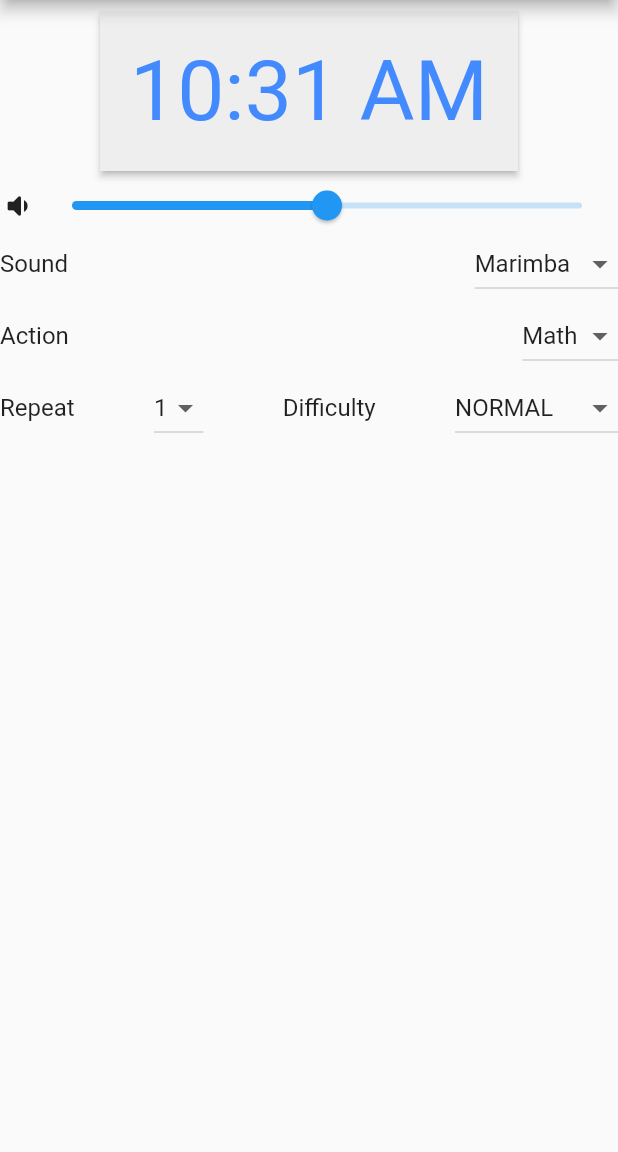
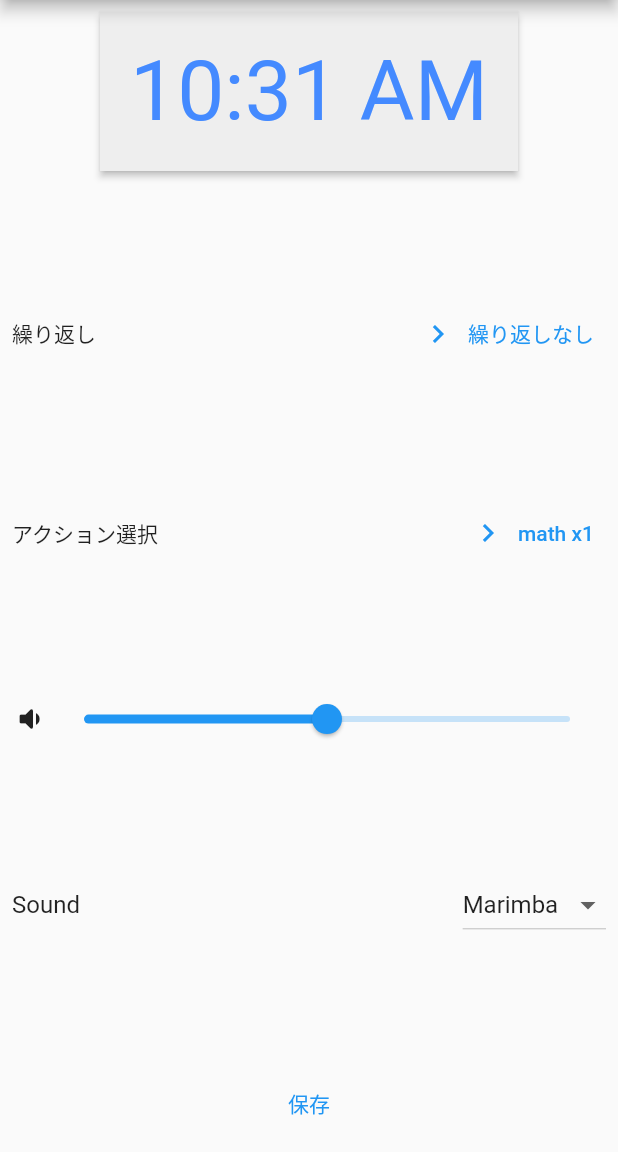
Before and after one commit to OiR-ptr/Flutter_Alarm_exam, a Flutter app: the AlarmEditScreen screen opened directly, on a phone screen of 412 x 824 dp, the part 84-1236 px from its top. Run offline on Flutter 3.47's test engine with Material 3 defaults, Android fonts, the phone set to English and light mode, and no system bars; our stand-ins replace camera, permission_handler, shared_preferences; missing offline and left inert: alarm, google_mlkit_face_detection; accounts and stored records are empty; statements that could not run were skipped.

Commit message:
:sparkles: feat: 定期アラーム用に画面構成および設定を更新
- 定期アラーム設定用のせり上がり画面を追加
- アクション設定用のせり上がり画面を追加
- 拡張設定として、鳴動曜日を設定

```diff
--- a/lib/classes/alarm_extension_settings.dart
+++ b/lib/classes/alarm_extension_settings.dart
@@ -1,5 +1,6 @@
 import 'dart:convert';
 
+import 'package:alarming/classes/day_of_week.dart';
 import 'package:shared_preferences/shared_preferences.dart';
 
 enum AlarmAction {
@@ -41,25 +42,33 @@ class AlarmExtensionSettings {
   final AlarmAction action;
   final int taskRepeat;
   final Difficulty difficulty;
+  final Iterable<DayOfWeek> ringsDayOfWeek;
 
   AlarmExtensionSettings({
     required this.id,
     required this.action,
     required this.taskRepeat,
     required this.difficulty,
+    required this.ringsDayOfWeek,
   });
+
+  bool isPeriodic() {
+    return ringsDayOfWeek.isNotEmpty;
+  }
 
   AlarmExtensionSettings copyWith({
     int? id,
     AlarmAction? action,
     int? taskRepeat,
     Difficulty? difficulty,
+    Iterable<DayOfWeek>? ringsDayOfWeek,
   }) {
     return AlarmExtensionSettings(
       id: id ?? this.id,
       action: action ?? this.action,
       taskRepeat: taskRepeat ?? this.taskRepeat,
       difficulty: difficulty ?? this.difficulty,
+      ringsDayOfWeek: ringsDayOfWeek ?? this.ringsDayOfWeek,
     );
   }
 
@@ -69,6 +78,15 @@ class AlarmExtensionSettings {
         action: parseAction(json['action']),
         taskRepeat: json['taskRepeat'] as int,
         difficulty: parseDifficulty(json['difficulty']),
+        ringsDayOfWeek: [
+          json["_rings_on_mon"] ? DayOfWeek.monday : null,
+          json["_rings_on_tue"] ? DayOfWeek.tuesday : null,
+          json["_rings_on_wed"] ? DayOfWeek.wednesday : null,
+          json["_rings_on_thu"] ? DayOfWeek.thursday : null,
+          json["_rings_on_fri"] ? DayOfWeek.friday : null,
+          json["_rings_on_sat"] ? DayOfWeek.saturday : null,
+          json["_rings_on_sun"] ? DayOfWeek.sunday : null,
+        ].where((element) => element != null).map((e) => e!),
       );
 
   Map<String, dynamic> toJson() {
@@ -77,6 +95,13 @@ class AlarmExtensionSettings {
       'action': action.name,
       'taskRepeat': taskRepeat,
       'difficulty': difficulty.name,
+      '_rings_on_mon': ringsDayOfWeek.contains(DayOfWeek.monday),
+      '_rings_on_tue': ringsDayOfWeek.contains(DayOfWeek.tuesday),
+      '_rings_on_wed': ringsDayOfWeek.contains(DayOfWeek.wednesday),
+      '_rings_on_thu': ringsDayOfWeek.contains(DayOfWeek.thursday),
+      '_rings_on_fri': ringsDayOfWeek.contains(DayOfWeek.friday),
+      '_rings_on_sat': ringsDayOfWeek.contains(DayOfWeek.saturday),
+      '_rings_on_sun': ringsDayOfWeek.contains(DayOfWeek.sunday),
     };
   }
 
--- /dev/null
+++ b/lib/classes/day_of_week.dart
@@ -0,0 +1,27 @@
+enum DayOfWeek {
+  monday,
+  tuesday,
+  wednesday,
+  thursday,
+  friday,
+  saturday,
+  sunday,
+}
+
+extension DayOfWeekExtension on DayOfWeek {
+  int get value {
+    switch(this) {
+      case DayOfWeek.monday:    return 1;
+      case DayOfWeek.tuesday:   return 2;
+      case DayOfWeek.wednesday: return 3;
+      case DayOfWeek.thursday:  return 4;
+      case DayOfWeek.friday:    return 5;
+      case DayOfWeek.saturday:  return 6;
+      case DayOfWeek.sunday:    return 7;
+    }
+  }
+
+  static DayOfWeek fromValue(int value) {
+    return DayOfWeek.values.firstWhere((type) => type.value == value, orElse: () => throw ArgumentError('Invalid day value'));
+  }
+}
--- a/lib/classes/my_alarm_settings.dart
+++ b/lib/classes/my_alarm_settings.dart
@@ -2,6 +2,7 @@ import 'dart:async';
 
 import 'package:alarm/alarm.dart';
 import 'package:alarming/classes/alarm_extension_settings.dart';
+import 'package:alarming/classes/day_of_week.dart';
 import 'package:permission_handler/permission_handler.dart';
 
 class MyAlarm {
@@ -100,6 +101,10 @@ class MyAlarmSettings {
     String? notificationBody,
     bool? enableNotificationOnKill,
     bool? androidFullScreenIntent,
+    AlarmAction? action,
+    int? taskRepeat,
+    Difficulty? difficulty,
+    Iterable<DayOfWeek>? ringsDayOfWeek,
   }) {
     return MyAlarmSettings(
       id: id ?? this.id,
@@ -118,7 +123,15 @@ class MyAlarmSettings {
       ),
       extensionSettings: extensionSettings.copyWith(
         id: id,
+        action: action,
+        taskRepeat: taskRepeat,
+        difficulty: difficulty,
+        ringsDayOfWeek: ringsDayOfWeek,
       ),
     );
   }
+
+  bool get isPeriodic {
+    return extensionSettings.isPeriodic();
+  }
 }
--- a/lib/scenes/alarm_edit_screen.dart
+++ b/lib/scenes/alarm_edit_screen.dart
@@ -1,6 +1,8 @@
 import 'package:alarm/alarm.dart';
 import 'package:alarming/classes/alarm_extension_settings.dart';
 import 'package:alarming/classes/my_alarm_settings.dart';
+import 'package:alarming/widgets/alarm_action_bottomsheet.dart';
+import 'package:alarming/widgets/alarm_periodic_bottomsheet.dart';
 import 'package:flutter/material.dart';
 
 class AlarmEditScreen extends StatefulWidget {
@@ -16,12 +18,7 @@ class _AlarmEditScreenState extends State<AlarmEditScreen> {
   bool loading = false;
 
   late bool creating;
-  late DateTime selectedDateTime;
-  late double volume;
-  late String assetAudio;
-  late AlarmAction action;
-  late int taskRepeat;
-  late Difficulty difficulty;
+  late MyAlarmSettings drafting;
 
   @override
   void initState() {
@@ -29,24 +26,36 @@ class _AlarmEditScreenState extends State<AlarmEditScreen> {
     creating = widget.alarmSettings == null;
 
     if (creating) {
-      selectedDateTime = DateTime.now().add(const Duration(minutes: 1));
-      selectedDateTime = selectedDateTime.copyWith(second: 0, millisecond: 0);
-      volume = 0.5;
-      assetAudio = 'assets/marimba.mp3';
-      action = AlarmAction.math;
-      taskRepeat = 1;
-      difficulty = Difficulty.normal;
+      final id = DateTime.now().millisecondsSinceEpoch % 10000;
+      drafting = MyAlarmSettings(
+        id: id,
+        settings: AlarmSettings(
+          id: id,
+          dateTime: DateTime.now()
+              .add(const Duration(minutes: 1))
+              .copyWith(second: 0, millisecond: 0),
+          volume: 0.5,
+          loopAudio: true,
+          vibrate: true,
+          assetAudioPath: 'assets/marimba.mp3',
+          notificationTitle: 'Alarm example',
+          notificationBody: 'Your alarm ($id) is ringing',
+        ),
+        extensionSettings: AlarmExtensionSettings(
+          id: id,
+          action: AlarmAction.math,
+          taskRepeat: 1,
+          difficulty: Difficulty.normal,
+          ringsDayOfWeek: [],
+        ),
+      );
     } else {
-      selectedDateTime = widget.alarmSettings!.settings.dateTime;
-      volume = widget.alarmSettings!.settings.volume!;
-      assetAudio = widget.alarmSettings!.settings.assetAudioPath;
-      action = widget.alarmSettings!.extensionSettings.action;
-      taskRepeat = widget.alarmSettings!.extensionSettings.taskRepeat;
-      difficulty = widget.alarmSettings!.extensionSettings.difficulty;
+      drafting = widget.alarmSettings!;
     }
   }
 
   Future<void> pickTime() async {
+    final selectedDateTime = drafting.settings.dateTime;
     final res = await showTimePicker(
       initialTime: TimeOfDay.fromDateTime(selectedDateTime),
       context: context,
@@ -55,50 +64,27 @@ class _AlarmEditScreenState extends State<AlarmEditScreen> {
     if (res != null) {
       setState(() {
         final DateTime now = DateTime.now();
-        selectedDateTime = now.copyWith(
+        DateTime draftTime = now.copyWith(
           hour: res.hour,
           minute: res.minute,
           second: 0,
           millisecond: 0,
           microsecond: 0,
         );
-        if (selectedDateTime.isBefore(now)) {
-          selectedDateTime = selectedDateTime.add(const Duration(days: 1));
+        if (draftTime.isBefore(now)) {
+          draftTime = draftTime.add(const Duration(days: 1));
         }
+
+        drafting = drafting.copyWith(dateTime: draftTime);
       });
     }
-  }
-
-  MyAlarmSettings buildAlarmSettings() {
-    final id = creating
-        ? DateTime.now().millisecondsSinceEpoch % 10000
-        : widget.alarmSettings!.id;
-
-    final alarmSettings = AlarmSettings(
-      id: id,
-      dateTime: selectedDateTime,
-      loopAudio: true,
-      vibrate: true,
-      volume: volume,
-      assetAudioPath: assetAudio,
-      notificationTitle: 'Alarm example',
-      notificationBody: 'Your alarm ($id) is ringing',
-    );
-    final exSettings = AlarmExtensionSettings(
-      id: id,
-      action: action,
-      taskRepeat: taskRepeat,
-      difficulty: difficulty,
-    );
-    return MyAlarmSettings(
-        id: id, settings: alarmSettings, extensionSettings: exSettings);
   }
 
   void saveAlarm() {
     if (loading) return;
     setState(() => loading = true);
 
-    MyAlarm.set(settings: buildAlarmSettings()).then((res) {
+    MyAlarm.set(settings: drafting).then((res) {
       if (res) Navigator.pop(context, true);
       setState(() {
         loading = false;
@@ -112,6 +98,40 @@ class _AlarmEditScreenState extends State<AlarmEditScreen> {
     });
   }
 
+  Future popPeriodicBottomSheet(BuildContext context) async {
+    final AlarmPeriodicBottomSheetDone? done = await showModalBottomSheet(
+      context: context,
+      builder: (context) => AlarmPeriodicBottomSheet(
+        alarmSettings: drafting,
+      ),
+    );
+    if (done != null) {
+      setState(() {
+        drafting = drafting.copyWith(
+          ringsDayOfWeek: done.rings,
+        );
+      });
+    }
+  }
+
+  Future popActionBottomSheet(BuildContext context) async {
+    final AlarmActionBottomSheetDone? done = await showModalBottomSheet(
+      context: context,
+      builder: (context) => AlarmActionBottomSheet(
+        alarmSettings: widget.alarmSettings,
+      ),
+    );
+    if (done != null) {
+      setState(() {
+        drafting = drafting.copyWith(
+          action: done.action,
+          taskRepeat: done.taskRepeat,
+          difficulty: done.difficulty,
+        );
+      });
+    }
+  }
+
   @override
   Widget build(BuildContext context) {
     return Scaffold(
@@ -119,18 +139,19 @@ class _AlarmEditScreenState extends State<AlarmEditScreen> {
         title: const Text("EDIT ALARM"),
       ),
       body: SafeArea(
+        child: Padding(
+          padding: const EdgeInsets.all(8.0),
           child: Column(
             mainAxisAlignment: MainAxisAlignment.spaceBetween,
             children: [
-            Padding(
-              padding: const EdgeInsets.all(8.0),
-              child: RawMaterialButton(
+              RawMaterialButton(
                 onPressed: pickTime,
                 fillColor: Colors.grey[200],
                 child: Container(
                   margin: const EdgeInsets.all(20),
                   child: Text(
-                    TimeOfDay.fromDateTime(selectedDateTime).format(context),
+                    TimeOfDay.fromDateTime(drafting.settings.dateTime)
+                        .format(context),
                     style: Theme.of(context)
                         .textTheme
                         .displayMedium!
@@ -138,6 +159,27 @@ class _AlarmEditScreenState extends State<AlarmEditScreen> {
                   ),
                 ),
               ),
+              Row(
+                mainAxisAlignment: MainAxisAlignment.spaceBetween,
+                children: [
+                  const Text("繰り返し"),
+                  TextButton.icon(
+                    onPressed: () => popPeriodicBottomSheet(context),
+                    icon: const Icon(Icons.chevron_right),
+                    label: _getPeriodicDefined(),
+                  ),
+                ],
+              ),
+              Row(
+                mainAxisAlignment: MainAxisAlignment.spaceBetween,
+                children: [
+                  const Text("アクション選択"),
+                  TextButton.icon(
+                    onPressed: () => popActionBottomSheet(context),
+                    icon: const Icon(Icons.chevron_right),
+                    label: _getActionDefined(),
+                  ),
+                ],
               ),
               SizedBox(
                 height: 30,
@@ -145,17 +187,19 @@ class _AlarmEditScreenState extends State<AlarmEditScreen> {
                   mainAxisAlignment: MainAxisAlignment.spaceBetween,
                   children: [
                     Icon(
-                    volume > 0.7
+                      drafting.settings.volume! > 0.7
                           ? Icons.volume_up_rounded
-                        : volume > 0.1
+                          : drafting.settings.volume! > 0.1
                               ? Icons.volume_down_rounded
                               : Icons.volume_mute_rounded,
                     ),
                     Expanded(
                       child: Slider(
-                      value: volume,
+                        value: drafting.settings.volume!,
                         onChanged: (value) {
-                        setState(() => volume = value);
+                          setState(() {
+                            drafting = drafting.copyWith(volume: value);
+                          });
                         },
                       ),
                     ),
@@ -170,7 +214,7 @@ class _AlarmEditScreenState extends State<AlarmEditScreen> {
                     style: Theme.of(context).textTheme.titleMedium,
                   ),
                   DropdownButton(
-                  value: assetAudio,
+                    value: drafting.settings.assetAudioPath,
                     items: const [
                       DropdownMenuItem<String>(
                         value: 'assets/marimba.mp3',
@@ -193,87 +237,9 @@ class _AlarmEditScreenState extends State<AlarmEditScreen> {
                         child: Text('One Piece'),
                       ),
                     ],
-                  onChanged: (value) => setState(() => assetAudio = value!),
-                ),
-              ],
-            ),
-            Row(
-              mainAxisAlignment: MainAxisAlignment.spaceBetween,
-              children: [
-                Text(
-                  "Action",
-                  style: Theme.of(context).textTheme.titleMedium,
-                ),
-                DropdownButton(
-                  value: action,
-                  items: const [
-                    DropdownMenuItem<AlarmAction>(
-                      value: AlarmAction.math,
-                      child: Text('Math'),
-                    ),
-                    DropdownMenuItem<AlarmAction>(
-                      value: AlarmAction.smile,
-                      child: Text('Smile'),
-                    ),
-                  ],
-                  onChanged: (value) => setState(() => action = value!),
-                ),
-              ],
-            ),
-            Row(
-              mainAxisAlignment: MainAxisAlignment.spaceBetween,
-              children: [
-                Text(
-                  "Repeat",
-                  style: Theme.of(context).textTheme.titleMedium,
-                ),
-                DropdownButton(
-                  value: taskRepeat,
-                  items: const [
-                    DropdownMenuItem<int>(
-                      value: 1,
-                      child: Text('1'),
-                    ),
-                    DropdownMenuItem<int>(
-                      value: 2,
-                      child: Text('2'),
-                    ),
-                    DropdownMenuItem<int>(
-                      value: 3,
-                      child: Text('3'),
-                    ),
-                  ],
-                  onChanged: (value) => setState(() => taskRepeat = value!),
-                ),
-                Text(
-                  "Difficulty",
-                  style: Theme.of(context).textTheme.titleMedium,
-                ),
-                DropdownButton(
-                  value: difficulty,
-                  items: const [
-                    DropdownMenuItem<Difficulty>(
-                      value: Difficulty.veryEasy,
-                      child: Text('VERY EASY'),
-                    ),
-                    DropdownMenuItem<Difficulty>(
-                      value: Difficulty.easy,
-                      child: Text('EASY'),
-                    ),
-                    DropdownMenuItem<Difficulty>(
-                      value: Difficulty.normal,
-                      child: Text('NORMAL'),
-                    ),
-                    DropdownMenuItem<Difficulty>(
-                      value: Difficulty.hard,
-                      child: Text('HARD'),
-                    ),
-                    DropdownMenuItem<Difficulty>(
-                      value: Difficulty.veryHard,
-                      child: Text('VERY HARD'),
-                    ),
-                  ],
-                  onChanged: (value) => setState(() => difficulty = value!),
+                    onChanged: (value) => setState(() {
+                      drafting = drafting.copyWith(assetAudioPath: value);
+                    }),
                   ),
                 ],
               ),
@@ -288,10 +254,36 @@ class _AlarmEditScreenState extends State<AlarmEditScreen> {
                         .copyWith(color: Colors.red),
                   ),
                 ),
-            const Spacer(),
+              TextButton(
+                onPressed: () => saveAlarm(),
+                child: const Row(
+                  mainAxisAlignment: MainAxisAlignment.center,
+                  children: [
+                    Text("保存"),
                   ],
+                ),
+              ),
+            ],
+          ),
         ),
       ),
     );
   }
+
+  Widget _getActionDefined() {
+    String btnText =
+        "${drafting.extensionSettings.action.name} x${drafting.extensionSettings.taskRepeat.toString()}";
+    return Text(btnText);
   }
+
+  Widget _getPeriodicDefined() {
+    String text;
+    if (drafting.isPeriodic) {
+      text =
+          drafting.extensionSettings.ringsDayOfWeek.map((e) => e.name.substring(0,3)).join(',');
+    } else {
+      text = "繰り返しなし";
+    }
+    return Text(text);
+  }
+}
--- a/lib/scenes/shortcut_button.dart
+++ b/lib/scenes/shortcut_button.dart
@@ -1,5 +1,6 @@
 import 'package:alarm/alarm.dart';
 import 'package:alarming/classes/alarm_extension_settings.dart';
+import 'package:alarming/classes/day_of_week.dart';
 import 'package:alarming/classes/my_alarm_settings.dart';
 import 'package:flutter/material.dart';
 
@@ -49,6 +50,7 @@ class _AlarmShortcutButtonState
           action: AlarmAction.math,
           taskRepeat: 1,
           difficulty: Difficulty.normal,
+          ringsDayOfWeek: [],
         ),
       ),
     );
```
Also changed, not shown: lib/widgets/alarm_action_bottomsheet.dart (added, +159 -0 lines), lib/widgets/alarm_periodic_bottomsheet.dart (added, +105 -0 lines). Lines whose indentation alone changed are shown as unchanged.
